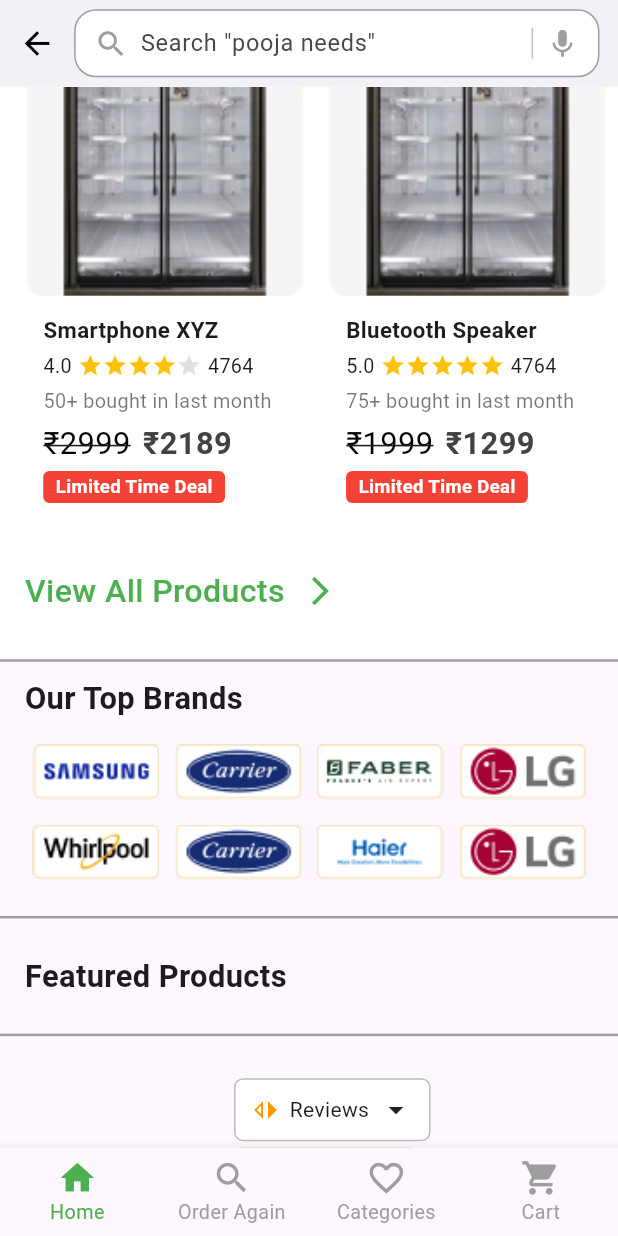
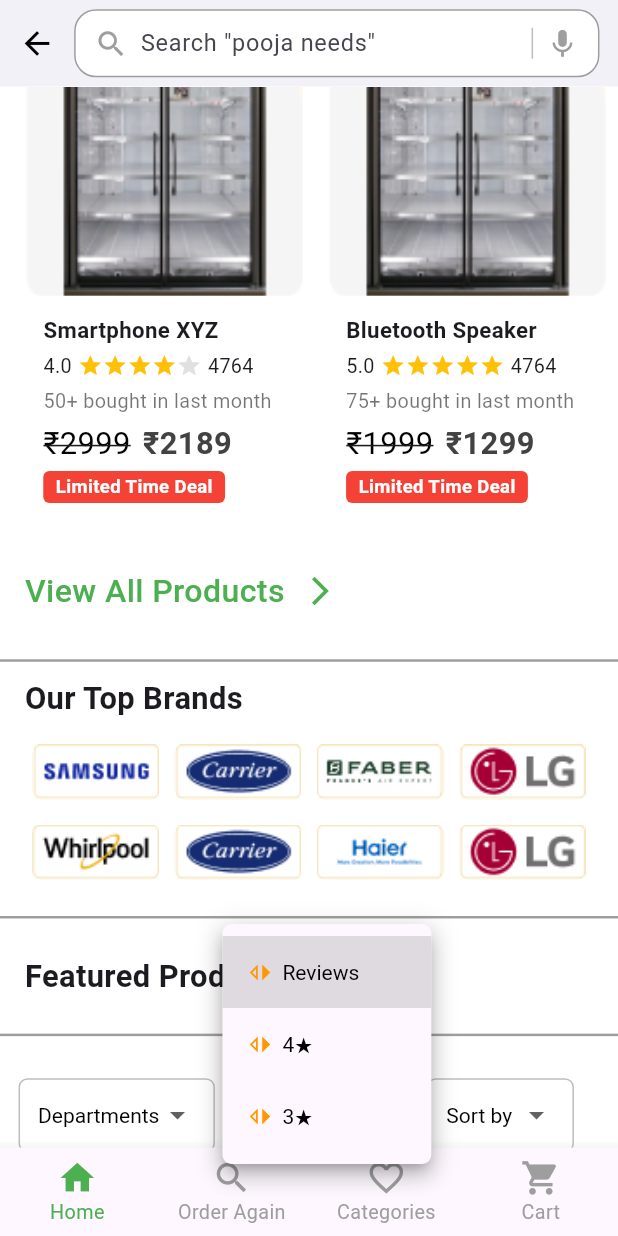
Before and after one commit to HiBorn4/hello_store, a Flutter app: the screen it shows after launch, scrolled down 576 dp, after a tap on "Reviews", on a phone screen of 412 x 824 dp. Run offline on Flutter 3.47's test engine with Material 3 defaults, Android fonts, the light colour scheme and no system bars; our stand-ins replace flutter_svg, get.

Commit message:
category file optimized

```diff
--- a/lib/screens/category_screen.dart
+++ b/lib/screens/category_screen.dart
@@ -22,6 +22,7 @@
     final screenWidth = MediaQuery.of(context).size.width;
 
     return Scaffold(
+  backgroundColor: Colors.white, // ✅ Set background to white
   appBar: AppBar(
     backgroundColor: Colors.white,
     elevation: 0,
@@ -41,26 +42,27 @@
   body: SingleChildScrollView(
     child: Column(
       children: [
-            Divider(color: Colors.grey, height: screenHeight * 0.005, thickness: screenHeight*0.002,),
+        Divider(color: Colors.grey, height: screenHeight * 0.005, thickness: screenHeight * 0.002),
         _buildBannerCarousel(screenHeight, screenWidth),
         _buildCategoryGrid(screenHeight, screenWidth),
         SizedBox(height: screenHeight * 0.02),
-            Divider(color: Colors.grey, height: screenHeight * 0.005, thickness: screenHeight*0.002,),
+        Divider(color: Colors.grey, height: screenHeight * 0.005, thickness: screenHeight * 0.002),
         SizedBox(height: screenHeight * 0.02),
         _buildSectionTitle("Deals on electronics", screenWidth),
         _buildDealsCarousel(screenHeight, screenWidth),
-            Divider(color: Colors.grey, height: screenHeight * 0.005, thickness: screenHeight*0.002,),
+        Divider(color: Colors.grey, height: screenHeight * 0.005, thickness: screenHeight * 0.002),
         _buildSectionTitle("Our Top Brands", screenWidth),
         _buildBrandsList(screenHeight, screenWidth),
-            Divider(color: Colors.grey, height: screenHeight * 0.04, thickness: screenHeight*0.002,),
+        Divider(color: Colors.grey, height: screenHeight * 0.04, thickness: screenHeight * 0.002),
         _buildSectionTitle("Featured Products", screenWidth),
-            Divider(color: Colors.grey, height: screenHeight * 0.04, thickness: screenHeight*0.002,),
+        Divider(color: Colors.grey, height: screenHeight * 0.04, thickness: screenHeight * 0.002),
         _buildProductGrid(screenHeight, screenWidth),
       ],
     ),
   ),
   bottomNavigationBar: _buildBottomNavBar(screenWidth),
 );
+
   }
 
   Widget _buildSearchBar(double width, double height) {
@@ -421,6 +423,7 @@
   child: SingleChildScrollView(
     scrollDirection: Axis.horizontal,
     child: Row(
+      mainAxisSize: MainAxisSize.min,  // Prevents children from trying to expand
       children: [
         CustomDropdown(
           label: "Department",
@@ -429,17 +432,18 @@
         const SizedBox(width: 8),
         CustomDropdown(
           label: "Reviews",
-          items: ["Reviews", "4★ & above", "3★ & above"],
+          items: ["Reviews", "4★", "3★"],
         ),
         const SizedBox(width: 8),
         CustomDropdown(
           label: "Sort by",
-          items: ["Sort by", "Popularity", "Price: Low to High", "Price: High to Low"],
+          items: ["Sort by", "Popular", "Low", "High"],
         ),
       ],
     ),
   ),
 ),
+
 
 
 
--- a/lib/widgets/custom_dropdown.dart
+++ b/lib/widgets/custom_dropdown.dart
@@ -12,7 +12,6 @@
 
 class _CustomDropdownState extends State<CustomDropdown> {
   late String selected;
-  bool isExpanded = false;
 
   @override
   void initState() {
@@ -20,78 +19,48 @@
     selected = widget.items.first;
   }
 
-  void toggleDropdown() {
-    setState(() {
-      isExpanded = !isExpanded;
-    });
-  }
-
-  void selectItem(String value) {
-    setState(() {
-      selected = value;
-      isExpanded = false;
-    });
-  }
-
   @override
   Widget build(BuildContext context) {
-    return Column(
-      crossAxisAlignment: CrossAxisAlignment.start,
-      children: [
-        GestureDetector(
-          onTap: toggleDropdown,
-          child: Container(
-            padding: const EdgeInsets.symmetric(horizontal: 10, vertical: 8),
+    double screenHeight = MediaQuery.of(context).size.height;
+    double dropdownHeight = screenHeight * 0.06; // ~6% of screen height
+
+    return Container(
+        height: dropdownHeight,
+        padding: const EdgeInsets.symmetric(horizontal: 12),
         decoration: BoxDecoration(
           border: Border.all(color: Colors.grey.shade400),
           borderRadius: BorderRadius.circular(6),
           color: Colors.white,
         ),
-            child: Row(
-              mainAxisSize: MainAxisSize.min,
-              children: [
-                if (widget.label == "Reviews") ...[
-                  const Icon(Icons.switch_left_sharp, size: 20, color: Colors.orange),
-                  const SizedBox(width: 6),
-                ],
-                Text(selected, style: const TextStyle(fontSize: 14)),
-                const SizedBox(width: 6),
-                const Icon(Icons.arrow_drop_down),
-              ],
-            ),
-          ),
-        ),
-        if (isExpanded)
-          Container(
-            margin: const EdgeInsets.only(top: 4),
-            padding: const EdgeInsets.symmetric(vertical: 4),
-            decoration: BoxDecoration(
-              border: Border.all(color: Colors.grey.shade400),
-              borderRadius: BorderRadius.circular(6),
-              color: Colors.white,
-            ),
-            child: Column(
-              crossAxisAlignment: CrossAxisAlignment.start,
-              children: widget.items.map((item) {
-                return InkWell(
-                  onTap: () => selectItem(item),
-                  child: Padding(
-                    padding: const EdgeInsets.symmetric(horizontal: 10, vertical: 8),
+        child: Center(
+          child: DropdownButton<String>(
+            value: selected,
+            onChanged: (value) {
+              if (value != null) {
+                setState(() => selected = value);
+              }
+            },
+            items: widget.items.map((item) {
+              return DropdownMenuItem<String>(
+                value: item,
                 child: Row(
                   children: [
                     if (widget.label == "Reviews") ...[
                       const Icon(Icons.switch_left_sharp, size: 18, color: Colors.orange),
                       const SizedBox(width: 6),
                     ],
-                        Text(item, style: const TextStyle(fontSize: 14)),
+                    Text(item),
                   ],
+                ),
+              );
+            }).toList(),
+            underline: const SizedBox(),
+            borderRadius: BorderRadius.circular(6),
+            style: const TextStyle(fontSize: 14, color: Colors.black),
+            isDense: true,
           ),
         ),
       );
-              }).toList(),
-            ),
-          ),
-      ],
-    );
+
   }
 }
```
Lines whose indentation alone changed are shown as unchanged.
